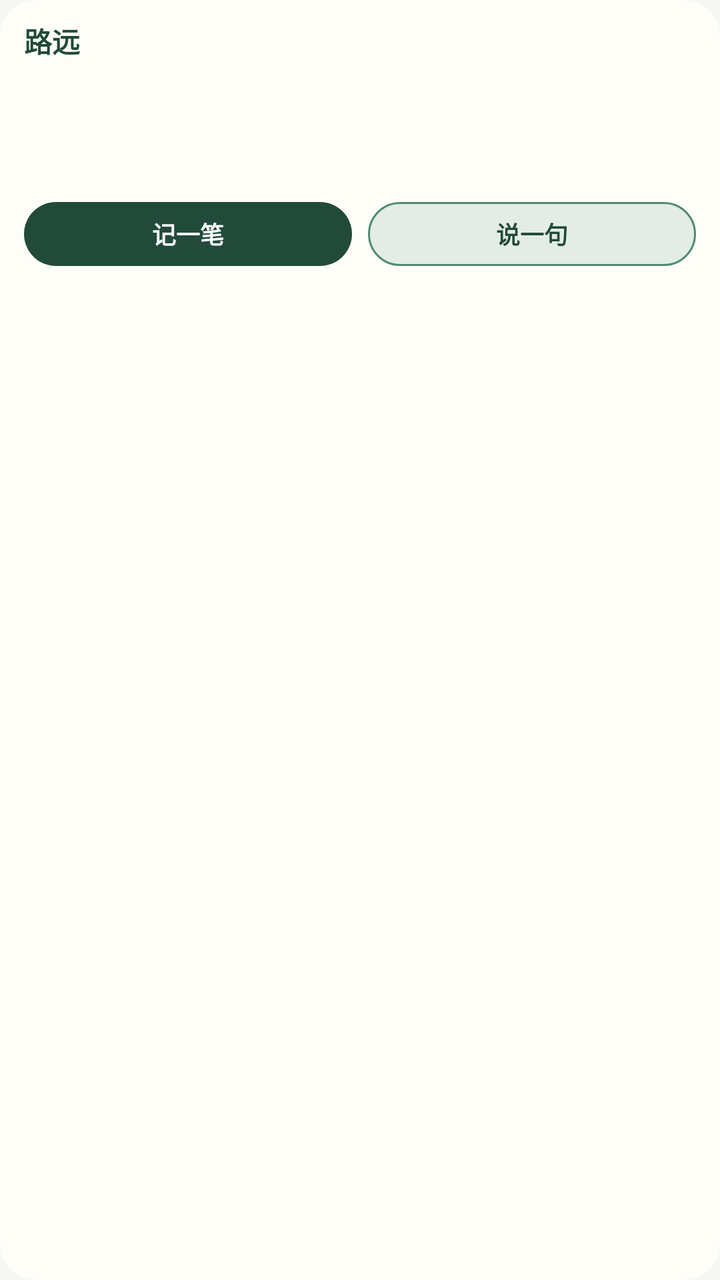
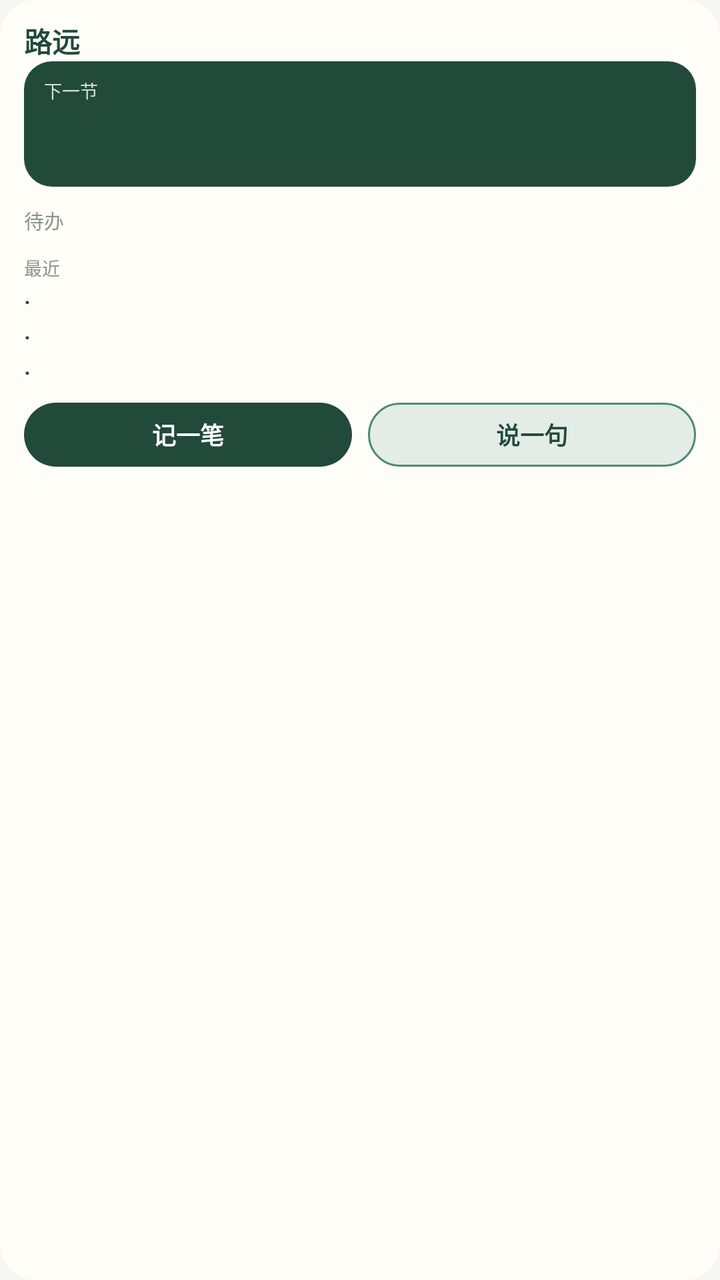

An Android layout rendered at two revisions. The XML below is the earlier revision; the diff shows what the commit changed to produce the second picture.
<!-- AndroidManifest.xml: application theme Theme.Luyuan -->
<!-- res/layout/widget_today_flat.xml -->
<?xml version="1.0" encoding="utf-8"?>
<LinearLayout xmlns:android="http://schemas.android.com/apk/res/android"
    android:layout_width="match_parent"
    android:layout_height="match_parent"
    android:orientation="vertical"
    android:background="@drawable/widget_today_bg"
    android:paddingLeft="12dp"
    android:paddingRight="12dp"
    android:paddingTop="10dp"
    android:paddingBottom="10dp">

    
    <LinearLayout
        android:layout_width="match_parent"
        android:layout_height="wrap_content"
        android:orientation="horizontal"
        android:gravity="center_vertical">
        <TextView
            android:id="@+id/widget_logo"
            android:layout_width="0dp"
            android:layout_height="wrap_content"
            android:layout_weight="1"
            android:text="路远"
            android:textColor="#224A3A"
            android:textSize="14sp"
            android:textStyle="bold" />
        <TextView
            android:id="@+id/widget_date"
            android:layout_width="wrap_content"
            android:layout_height="wrap_content"
            android:textColor="#8A9690"
            android:textSize="10sp" />
    </LinearLayout>

    
    <TextView
        android:id="@+id/widget_course_name"
        android:layout_width="match_parent"
        android:layout_height="wrap_content"
        android:paddingTop="6dp"
        android:textColor="#224A3A"
        android:textSize="14sp"
        android:textStyle="bold"
        android:maxLines="1"
        android:ellipsize="end" />

    
    <LinearLayout
        android:layout_width="match_parent"
        android:layout_height="wrap_content"
        android:orientation="horizontal"
        android:paddingTop="2dp">
        <TextView
            android:id="@+id/widget_course_place"
            android:layout_width="0dp"
            android:layout_height="wrap_content"
            android:layout_weight="1"
            android:textColor="#8A9690"
            android:textSize="11sp"
            android:maxLines="1"
            android:ellipsize="end" />
        <TextView
            android:id="@+id/widget_course_countdown"
            android:layout_width="wrap_content"
            android:layout_height="wrap_content"
            android:textColor="#224A3A"
            android:textSize="11sp"
            android:textStyle="bold" />
    </LinearLayout>

    
    <TextView
        android:id="@+id/widget_todo_val"
        android:layout_width="match_parent"
        android:layout_height="wrap_content"
        android:paddingTop="6dp"
        android:textColor="#4A5A52"
        android:textSize="11sp"
        android:maxLines="1" />

    
    <LinearLayout
        android:layout_width="match_parent"
        android:layout_height="wrap_content"
        android:orientation="horizontal"
        android:paddingTop="8dp"
        android:gravity="center_vertical">
        <TextView
            android:id="@+id/widget_note"
            android:layout_width="0dp"
            android:layout_height="32dp"
            android:layout_weight="1"
            android:background="@drawable/widget_btn_primary"
            android:text="记一笔"
            android:textColor="#FFFFFF"
            android:textSize="12sp"
            android:textStyle="bold"
            android:gravity="center"
            android:clickable="true"
            android:focusable="true" />
        <TextView
            android:id="@+id/widget_record"
            android:layout_width="0dp"
            android:layout_height="32dp"
            android:layout_weight="1"
            android:background="@drawable/widget_btn_secondary"
            android:text="说一句"
            android:textColor="#224A3A"
            android:textSize="12sp"
            android:textStyle="bold"
            android:gravity="center"
            android:clickable="true"
            android:focusable="true"
            android:layout_marginStart="8dp" />
    </LinearLayout>
</LinearLayout>
<!-- resources referenced by this layout -->
<resources>
  <!-- drawable widget_btn_primary (drawable) -->
  <?xml version="1.0" encoding="utf-8"?>
  <shape xmlns:android="http://schemas.android.com/apk/res/android"
      android:shape="rectangle">
      <solid android:color="#224A3A" />
      <corners android:radius="999dp" />
  </shape>
  <!-- drawable widget_btn_secondary (drawable) -->
  <?xml version="1.0" encoding="utf-8"?>
  <shape xmlns:android="http://schemas.android.com/apk/res/android"
      android:shape="rectangle">
      <solid android:color="#E3ECE6" />
      <corners android:radius="999dp" />
      <stroke android:width="1dp" android:color="#4F8A73" />
  </shape>
  <!-- drawable widget_today_bg (drawable) -->
  <?xml version="1.0" encoding="utf-8"?>
  <shape xmlns:android="http://schemas.android.com/apk/res/android"
      android:shape="rectangle">
      <solid android:color="#FFFDF8" />
      <corners android:radius="18dp" />
  </shape>
  <style name="Theme.Luyuan" parent="android:Theme.Material.Light.NoActionBar">
          <item name="android:colorBackground">#F6F7F4</item>
          <item name="android:windowBackground">#F6F7F4</item>
          <item name="android:statusBarColor">#F6F7F4</item>
          <item name="android:windowLightStatusBar">true</item>
      </style>
</resources>

<!-- the commit's change to res/layout/widget_today_flat.xml (unified diff, before → after) -->
@@ -1,4 +1,5 @@
 <?xml version="1.0" encoding="utf-8"?>
+
 <LinearLayout xmlns:android="http://schemas.android.com/apk/res/android"
     android:layout_width="match_parent"
     android:layout_height="match_parent"
@@ -33,58 +34,215 @@
     </LinearLayout>
 
     
-    <TextView
-        android:id="@+id/widget_course_name"
-        android:layout_width="match_parent"
-        android:layout_height="wrap_content"
-        android:paddingTop="6dp"
-        android:textColor="#224A3A"
-        android:textSize="14sp"
-        android:textStyle="bold"
-        android:maxLines="1"
-        android:ellipsize="end" />
-
-    
-    <LinearLayout
-        android:layout_width="match_parent"
-        android:layout_height="wrap_content"
-        android:orientation="horizontal"
-        android:paddingTop="2dp">
-        <TextView
-            android:id="@+id/widget_course_place"
-            android:layout_width="0dp"
-            android:layout_height="wrap_content"
-            android:layout_weight="1"
-            android:textColor="#8A9690"
-            android:textSize="11sp"
+    <LinearLayout
+        android:id="@+id/widget_course"
+        android:layout_width="match_parent"
+        android:layout_height="wrap_content"
+        android:orientation="vertical"
+        android:background="@drawable/widget_course_bg"
+        android:paddingLeft="10dp"
+        android:paddingRight="10dp"
+        android:paddingTop="7dp"
+        android:paddingBottom="7dp"
+        android:clickable="true"
+        android:focusable="true">
+        <LinearLayout
+            android:layout_width="match_parent"
+            android:layout_height="wrap_content"
+            android:orientation="horizontal"
+            android:gravity="center_vertical">
+            <TextView
+                android:id="@+id/widget_course_hint"
+                android:layout_width="0dp"
+                android:layout_height="wrap_content"
+                android:layout_weight="1"
+                android:text="下一节"
+                android:textColor="#CCFFFFFF"
+                android:textSize="9sp" />
+            <TextView
+                android:id="@+id/widget_course_countdown"
+                android:layout_width="wrap_content"
+                android:layout_height="wrap_content"
+                android:textColor="#FFFFFF"
+                android:textSize="11sp"
+                android:textStyle="bold" />
+        </LinearLayout>
+        <TextView
+            android:id="@+id/widget_course_name"
+            android:layout_width="match_parent"
+            android:layout_height="wrap_content"
+            android:textColor="#FFFFFF"
+            android:textSize="15sp"
+            android:textStyle="bold"
             android:maxLines="1"
             android:ellipsize="end" />
         <TextView
-            android:id="@+id/widget_course_countdown"
-            android:layout_width="wrap_content"
-            android:layout_height="wrap_content"
-            android:textColor="#224A3A"
-            android:textSize="11sp"
-            android:textStyle="bold" />
-    </LinearLayout>
-
-    
-    <TextView
-        android:id="@+id/widget_todo_val"
-        android:layout_width="match_parent"
-        android:layout_height="wrap_content"
-        android:paddingTop="6dp"
-        android:textColor="#4A5A52"
-        android:textSize="11sp"
-        android:maxLines="1" />
-
-    
-    <LinearLayout
+            android:id="@+id/widget_course_place"
+            android:layout_width="match_parent"
+            android:layout_height="wrap_content"
+            android:textColor="#CCFFFFFF"
+            android:textSize="10sp"
+            android:maxLines="1"
+            android:ellipsize="end" />
+    </LinearLayout>
+
+    
+    <LinearLayout
+        android:id="@+id/widget_stats"
         android:layout_width="match_parent"
         android:layout_height="wrap_content"
         android:orientation="horizontal"
+        android:gravity="center_vertical"
         android:paddingTop="8dp"
-        android:gravity="center_vertical">
+        android:clickable="true"
+        android:focusable="true">
+        <TextView
+            android:layout_width="wrap_content"
+            android:layout_height="wrap_content"
+            android:text="待办 "
+            android:textColor="#8A9690"
+            android:textSize="10sp" />
+        <TextView
+            android:id="@+id/widget_todo_val"
+            android:layout_width="0dp"
+            android:layout_height="wrap_content"
+            android:layout_weight="1"
+            android:textColor="#1A3329"
+            android:textSize="13sp"
+            android:textStyle="bold"
+            android:maxLines="1" />
+        <TextView
+            android:id="@+id/widget_expense_val"
+            android:layout_width="wrap_content"
+            android:layout_height="wrap_content"
+            android:textColor="#1A3329"
+            android:textSize="13sp"
+            android:textStyle="bold"
+            android:maxLines="1" />
+    </LinearLayout>
+
+    
+    <LinearLayout
+        android:id="@+id/widget_recent"
+        android:layout_width="match_parent"
+        android:layout_height="wrap_content"
+        android:orientation="vertical"
+        android:paddingTop="8dp">
+
+        <TextView
+            android:layout_width="wrap_content"
+            android:layout_height="wrap_content"
+            android:text="最近"
+            android:textColor="#8A9690"
+            android:textSize="9sp" />
+
+        <LinearLayout
+            android:id="@+id/widget_recent_0"
+            android:layout_width="match_parent"
+            android:layout_height="wrap_content"
+            android:orientation="horizontal"
+            android:gravity="center_vertical"
+            android:paddingTop="3dp"
+            android:clickable="true"
+            android:focusable="true">
+            <TextView
+                android:layout_width="wrap_content"
+                android:layout_height="wrap_content"
+                android:text="· "
+                android:textColor="#224A3A"
+                android:textSize="11sp"
+                android:textStyle="bold" />
+            <TextView
+                android:id="@+id/widget_recent_tx_0"
+                android:layout_width="0dp"
+                android:layout_height="wrap_content"
+                android:layout_weight="1"
+                android:textColor="#4A5A52"
+                android:textSize="11sp"
+                android:maxLines="1"
+                android:ellipsize="end" />
+            <TextView
+                android:id="@+id/widget_recent_tm_0"
+                android:layout_width="wrap_content"
+                android:layout_height="wrap_content"
+                android:textColor="#B8C0BB"
+                android:textSize="9sp" />
+        </LinearLayout>
+
+        <LinearLayout
+            android:id="@+id/widget_recent_1"
+            android:layout_width="match_parent"
+            android:layout_height="wrap_content"
+            android:orientation="horizontal"
+            android:gravity="center_vertical"
+            android:paddingTop="3dp"
+            android:clickable="true"
+            android:focusable="true">
+            <TextView
+                android:layout_width="wrap_content"
+                android:layout_height="wrap_content"
+                android:text="· "
+                android:textColor="#224A3A"
+                android:textSize="11sp"
+                android:textStyle="bold" />
+            <TextView
+                android:id="@+id/widget_recent_tx_1"
+                android:layout_width="0dp"
+                android:layout_height="wrap_content"
+                android:layout_weight="1"
+                android:textColor="#4A5A52"
+                android:textSize="11sp"
+                android:maxLines="1"
+                android:ellipsize="end" />
+            <TextView
+                android:id="@+id/widget_recent_tm_1"
+                android:layout_width="wrap_content"
+                android:layout_height="wrap_content"
+                android:textColor="#B8C0BB"
+                android:textSize="9sp" />
+        </LinearLayout>
+
+        <LinearLayout
+            android:id="@+id/widget_recent_2"
+            android:layout_width="match_parent"
+            android:layout_height="wrap_content"
+            android:orientation="horizontal"
+            android:gravity="center_vertical"
+            android:paddingTop="3dp"
+            android:clickable="true"
+            android:focusable="true">
+            <TextView
+                android:layout_width="wrap_content"
+                android:layout_height="wrap_content"
+                android:text="· "
+                android:textColor="#224A3A"
+                android:textSize="11sp"
+                android:textStyle="bold" />
+            <TextView
+                android:id="@+id/widget_recent_tx_2"
+                android:layout_width="0dp"
+                android:layout_height="wrap_content"
+                android:layout_weight="1"
+                android:textColor="#4A5A52"
+                android:textSize="11sp"
+                android:maxLines="1"
+                android:ellipsize="end" />
+            <TextView
+                android:id="@+id/widget_recent_tm_2"
+                android:layout_width="wrap_content"
+                android:layout_height="wrap_content"
+                android:textColor="#B8C0BB"
+                android:textSize="9sp" />
+        </LinearLayout>
+    </LinearLayout>
+
+    
+    <LinearLayout
+        android:layout_width="match_parent"
+        android:layout_height="wrap_content"
+        android:orientation="horizontal"
+        android:gravity="center_vertical"
+        android:paddingTop="8dp">
         <TextView
             android:id="@+id/widget_note"
             android:layout_width="0dp"
@@ -111,6 +269,6 @@
             android:gravity="center"
             android:clickable="true"
             android:focusable="true"
-            android:layout_marginStart="8dp" />
+            android:layout_marginLeft="8dp" />
     </LinearLayout>
 </LinearLayout>
<!-- resource entries referenced after the edit -->
@@ -15,6 +15,13 @@
       <corners android:radius="999dp" />
       <stroke android:width="1dp" android:color="#4F8A73" />
   </shape>
+  <!-- drawable widget_course_bg (drawable) -->
+  <?xml version="1.0" encoding="utf-8"?>
+  <shape xmlns:android="http://schemas.android.com/apk/res/android"
+      android:shape="rectangle">
+      <solid android:color="#224A3A" />
+      <corners android:radius="14dp" />
+  </shape>
   <!-- drawable widget_today_bg (drawable) -->
   <?xml version="1.0" encoding="utf-8"?>
   <shape xmlns:android="http://schemas.android.com/apk/res/android"
